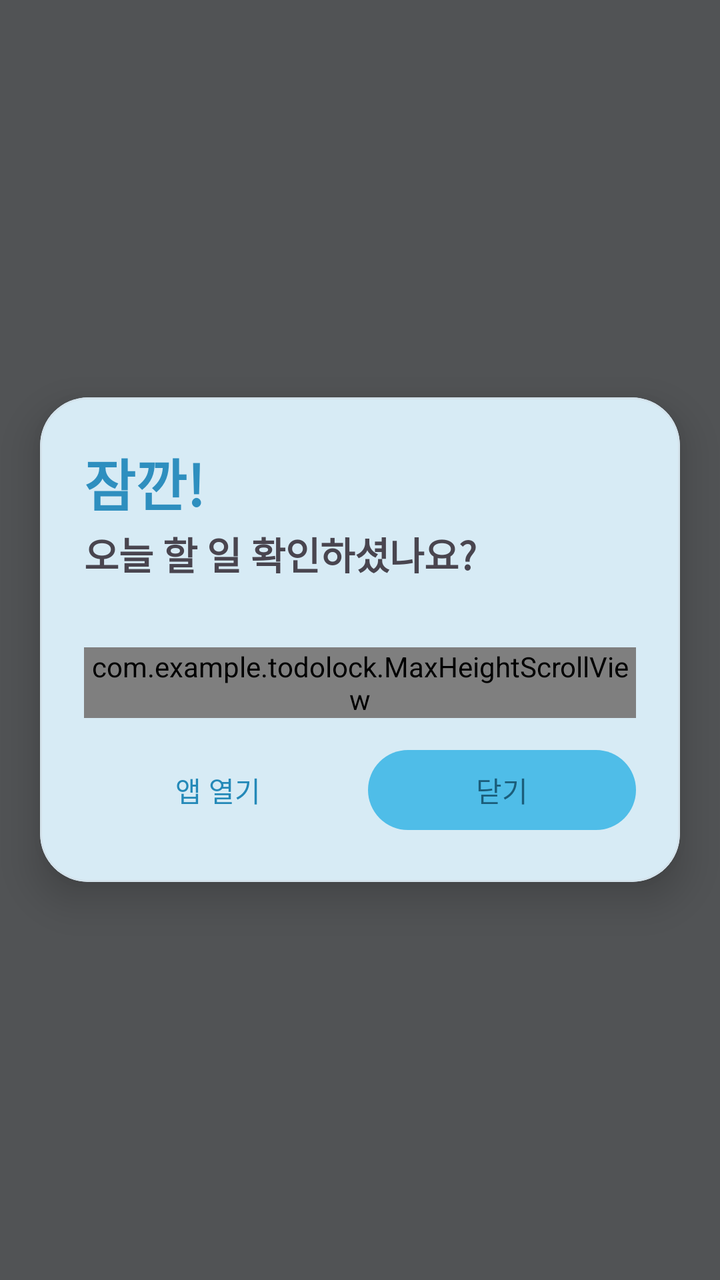
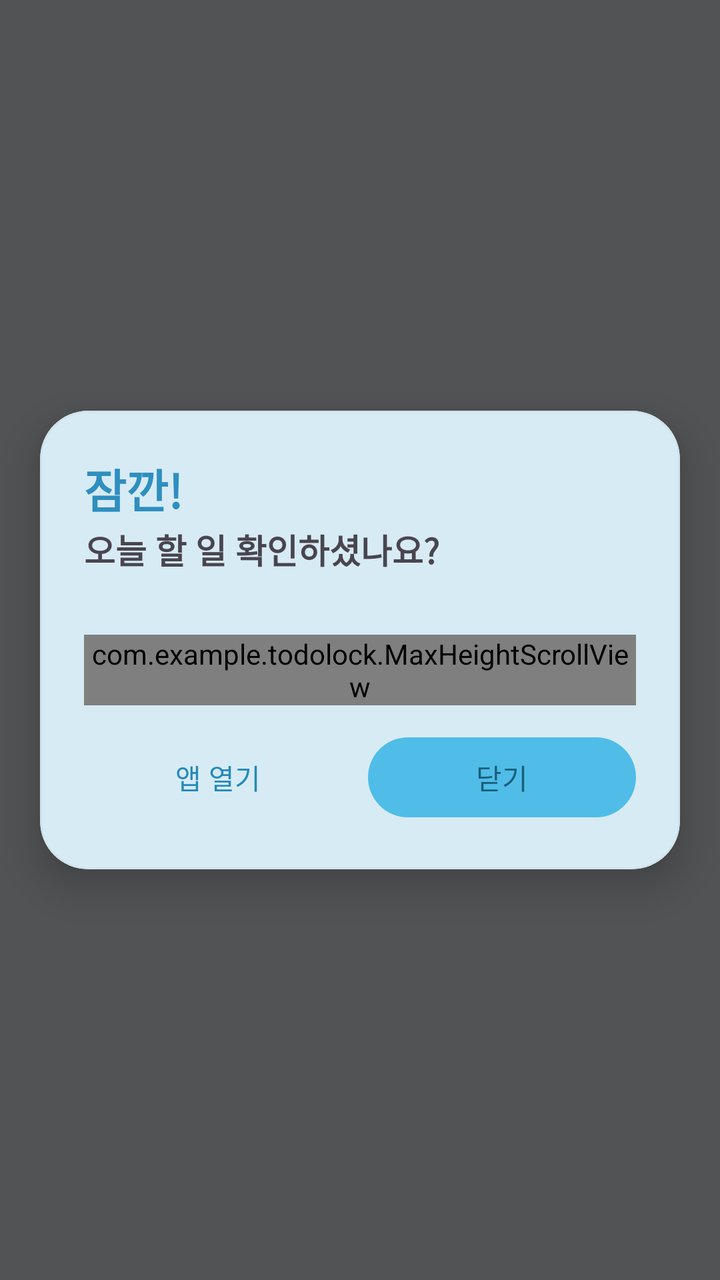

An Android layout rendered at two revisions. The XML below is the earlier revision; the diff shows what the commit changed to produce the second picture.
<!-- AndroidManifest.xml: application theme Theme.TodoLock -->
<!-- res/layout/activity_popup.xml -->
<?xml version="1.0" encoding="utf-8"?>
<FrameLayout xmlns:android="http://schemas.android.com/apk/res/android"
    xmlns:app="http://schemas.android.com/apk/res-auto"
    android:layout_width="match_parent"
    android:layout_height="match_parent">

    <View
        android:id="@+id/scrim"
        android:layout_width="match_parent"
        android:layout_height="match_parent"
        android:background="#AA000000" />

    <com.google.android.material.card.MaterialCardView
        android:layout_width="match_parent"
        android:layout_height="wrap_content"
        android:layout_gravity="center"
        android:layout_marginStart="20dp"
        android:layout_marginEnd="20dp"
        android:layout_marginTop="48dp"
        android:layout_marginBottom="48dp"
        app:cardCornerRadius="24dp"
        app:cardElevation="12dp"
        app:rippleColor="@android:color/transparent"
        android:clickable="true"
        android:focusable="false">

        <LinearLayout
            android:layout_width="match_parent"
            android:layout_height="wrap_content"
            android:orientation="vertical"
            android:padding="22dp">

            <TextView
                android:layout_width="match_parent"
                android:layout_height="wrap_content"
                android:text="잠깐!"
                android:textSize="28sp"
                android:textStyle="bold"
                android:textColor="@color/sky_heading" />

            <TextView
                android:layout_width="match_parent"
                android:layout_height="wrap_content"
                android:layout_marginTop="1dp"
                android:text="오늘 할 일 확인하셨나요?"
                android:textSize="19sp"
                android:textStyle="bold" />

            <TextView
                android:id="@+id/tvCount"
                android:layout_width="match_parent"
                android:layout_height="wrap_content"
                android:layout_marginTop="2dp"
                android:textSize="14sp"
                android:alpha="0.6" />

            
            <com.example.todolock.MaxHeightScrollView
                android:layout_width="match_parent"
                android:layout_height="wrap_content"
                android:layout_marginTop="12dp"
                android:scrollbars="vertical"
                android:fadeScrollbars="false">

                <LinearLayout
                    android:id="@+id/container"
                    android:layout_width="match_parent"
                    android:layout_height="wrap_content"
                    android:orientation="vertical" />
            </com.example.todolock.MaxHeightScrollView>

            <LinearLayout
                android:layout_width="match_parent"
                android:layout_height="wrap_content"
                android:orientation="horizontal"
                android:layout_marginTop="12dp">

                <com.google.android.material.button.MaterialButton
                    android:id="@+id/btnOpenApp"
                    style="@style/Widget.Material3.Button.TextButton"
                    android:layout_width="0dp"
                    android:layout_height="wrap_content"
                    android:layout_weight="1"
                    android:text="앱 열기" />

                <com.google.android.material.button.MaterialButton
                    android:id="@+id/btnClose"
                    style="@style/Widget.TodoLock.Button.Sky"
                    android:layout_width="0dp"
                    android:layout_height="wrap_content"
                    android:layout_weight="1"
                    android:layout_marginStart="8dp"
                    android:text="닫기" />
            </LinearLayout>
        </LinearLayout>
    </com.google.android.material.card.MaterialCardView>
</FrameLayout>
<!-- resources referenced by this layout -->
<resources>
  <color name="sky_heading">#2E8FBF</color>
  <style name="Widget.TodoLock.Button.Sky" parent="Widget.Material3.Button">
          <item name="backgroundTint">@color/sky_bright</item>
          <item name="android:textColor">@color/on_sky_bright</item>
          <item name="iconTint">@color/on_sky_bright</item>
          <item name="rippleColor">@color/on_sky_bright</item>
      </style>
  <color name="sky_bright">#4FBDE8</color>
  <color name="on_sky_bright">#1B5D7A</color>
  <color name="md_primary">#2489B8</color>
  <color name="md_on_primary">#FFFFFF</color>
  <color name="md_primary_container">#DCF2FE</color>
  <color name="md_on_primary_container">#1B5673</color>
  <color name="md_secondary">#4E616D</color>
  <color name="md_on_secondary">#FFFFFF</color>
  <color name="md_secondary_container">#D1E5F4</color>
  <color name="md_on_secondary_container">#0A1E28</color>
  <color name="md_tertiary">#5F5B7D</color>
  <color name="md_on_tertiary">#FFFFFF</color>
  <color name="md_tertiary_container">#E5DEFF</color>
  <color name="md_on_tertiary_container">#1B1736</color>
  <color name="md_error">#BA1A1A</color>
  <color name="md_on_error">#FFFFFF</color>
  <color name="md_error_container">#FFDAD6</color>
  <color name="md_on_error_container">#410002</color>
  <color name="md_background">#F4FBFF</color>
  <color name="md_on_background">#2C3A42</color>
  <color name="md_surface">#F4FBFF</color>
  <color name="md_on_surface">#2C3A42</color>
  <color name="md_surface_variant">#E3EEF5</color>
  <color name="md_on_surface_variant">#5A6B75</color>
  <color name="md_outline">#9BB0BC</color>
  <color name="md_outline_variant">#D3E2EB</color>
  <color name="md_inverse_surface">#2E3133</color>
  <color name="md_inverse_on_surface">#EFF1F3</color>
  <color name="md_inverse_primary">#83CFFF</color>
  <color name="md_surface_dim">#DDEBF4</color>
  <color name="md_surface_bright">#FBFDFF</color>
  <color name="md_surface_container_lowest">#FFFFFF</color>
  <color name="md_surface_container_low">#F9FCFF</color>
  <color name="md_surface_container">#EFF8FE</color>
  <color name="md_surface_container_high">#E7F4FD</color>
  <color name="md_surface_container_highest">#DEEFFB</color>
</resources>

<!-- the commit's change to res/layout/activity_popup.xml (unified diff, before → after) -->
@@ -34,7 +34,7 @@
                 android:layout_width="match_parent"
                 android:layout_height="wrap_content"
                 android:text="잠깐!"
-                android:textSize="28sp"
+                android:textSize="23sp"
                 android:textStyle="bold"
                 android:textColor="@color/sky_heading" />
 
@@ -43,7 +43,7 @@
                 android:layout_height="wrap_content"
                 android:layout_marginTop="1dp"
                 android:text="오늘 할 일 확인하셨나요?"
-                android:textSize="19sp"
+                android:textSize="17sp"
                 android:textStyle="bold" />
 
             <TextView
@@ -51,7 +51,7 @@
                 android:layout_width="match_parent"
                 android:layout_height="wrap_content"
                 android:layout_marginTop="2dp"
-                android:textSize="14sp"
+                android:textSize="12sp"
                 android:alpha="0.6" />
 
             
